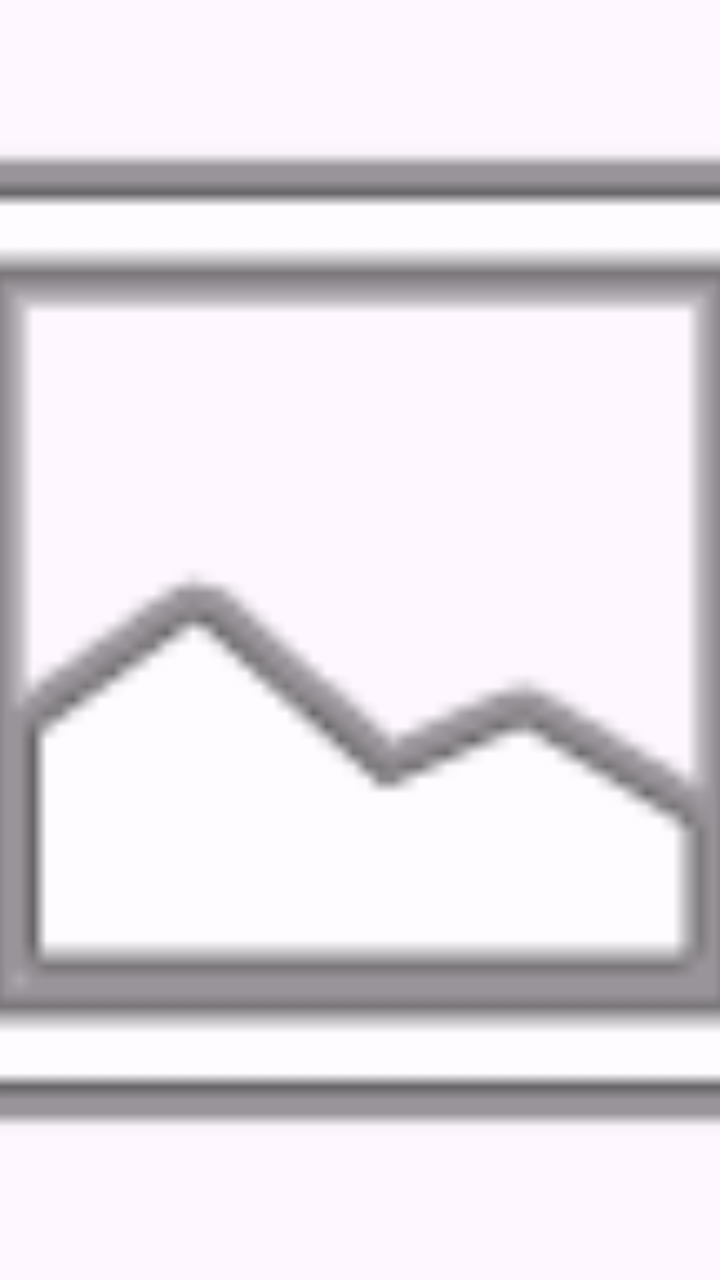
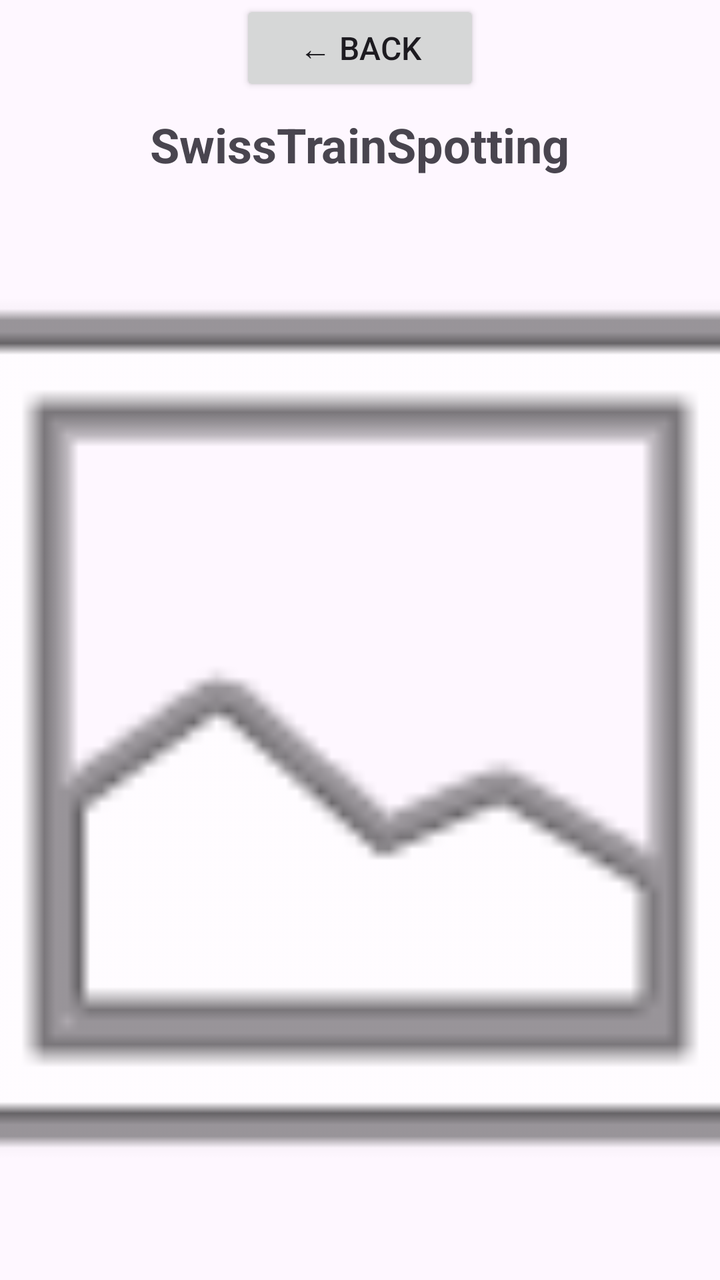

Before-and-after screenshots of an Android layout around one commit, followed by the original layout XML and the change that was made.
<!-- AndroidManifest.xml: application theme Theme.SwissTrainSpotting -->
<!-- res/layout/activity_image_classification.xml -->
<?xml version="1.0" encoding="utf-8"?>
<androidx.constraintlayout.widget.ConstraintLayout xmlns:android="http://schemas.android.com/apk/res/android"
    xmlns:app="http://schemas.android.com/apk/res-auto"
    android:layout_width="match_parent"
    android:layout_height="match_parent">

    <ImageView
        android:id="@+id/ivPlaceholder"
        android:layout_width="0dp"
        android:layout_height="0dp"
        android:scaleType="centerCrop"
        android:src="@android:drawable/ic_menu_gallery"
        android:contentDescription="Placeholder image"
        app:layout_constraintBottom_toBottomOf="parent"
        app:layout_constraintEnd_toEndOf="parent"
        app:layout_constraintStart_toStartOf="parent"
        app:layout_constraintTop_toTopOf="parent" />

</androidx.constraintlayout.widget.ConstraintLayout>
<!-- resources referenced by this layout -->
<resources>
  <style name="Theme.SwissTrainSpotting" parent="Base.Theme.SwissTrainSpotting" />
  <style name="Base.Theme.SwissTrainSpotting" parent="Theme.Material3.DayNight.NoActionBar">
          
          
      </style>
</resources>

<!-- the commit's change to res/layout/activity_image_classification.xml (unified diff, before → after) -->
@@ -3,6 +3,34 @@
     xmlns:app="http://schemas.android.com/apk/res-auto"
     android:layout_width="match_parent"
     android:layout_height="match_parent">
+
+    <LinearLayout
+        android:id="@+id/header_bar"
+        android:layout_width="0dp"
+        android:layout_height="wrap_content"
+        android:orientation="vertical"
+        android:gravity="center"
+        app:layout_constraintTop_toTopOf="parent"
+        app:layout_constraintStart_toStartOf="parent"
+        app:layout_constraintEnd_toEndOf="parent">
+
+        <Button
+            android:id="@+id/btn_back"
+            android:layout_width="120dp"
+            android:layout_height="48dp"
+            android:text="@string/back_navigation"
+            android:textSize="16sp" />
+
+        <TextView
+            android:id="@+id/tv_title"
+            android:layout_width="wrap_content"
+            android:layout_height="wrap_content"
+            android:text="@string/screen_title"
+            android:textSize="24sp"
+            android:textStyle="bold"
+            android:paddingTop="8dp" />
+
+    </LinearLayout>
 
     <ImageView
         android:id="@+id/ivPlaceholder"
@@ -11,9 +39,9 @@
         android:scaleType="centerCrop"
         android:src="@android:drawable/ic_menu_gallery"
         android:contentDescription="Placeholder image"
+        app:layout_constraintTop_toBottomOf="@+id/header_bar"
         app:layout_constraintBottom_toBottomOf="parent"
         app:layout_constraintEnd_toEndOf="parent"
-        app:layout_constraintStart_toStartOf="parent"
-        app:layout_constraintTop_toTopOf="parent" />
+        app:layout_constraintStart_toStartOf="parent" />
 
 </androidx.constraintlayout.widget.ConstraintLayout>
<!-- resource entries referenced after the edit -->
@@ -1,5 +1,7 @@
 <!-- resources referenced by this layout -->
 <resources>
+  <string name="back_navigation">← Back</string>
+  <string name="screen_title">SwissTrainSpotting</string>
   <style name="Theme.SwissTrainSpotting" parent="Base.Theme.SwissTrainSpotting" />
   <style name="Base.Theme.SwissTrainSpotting" parent="Theme.Material3.DayNight.NoActionBar">
           
